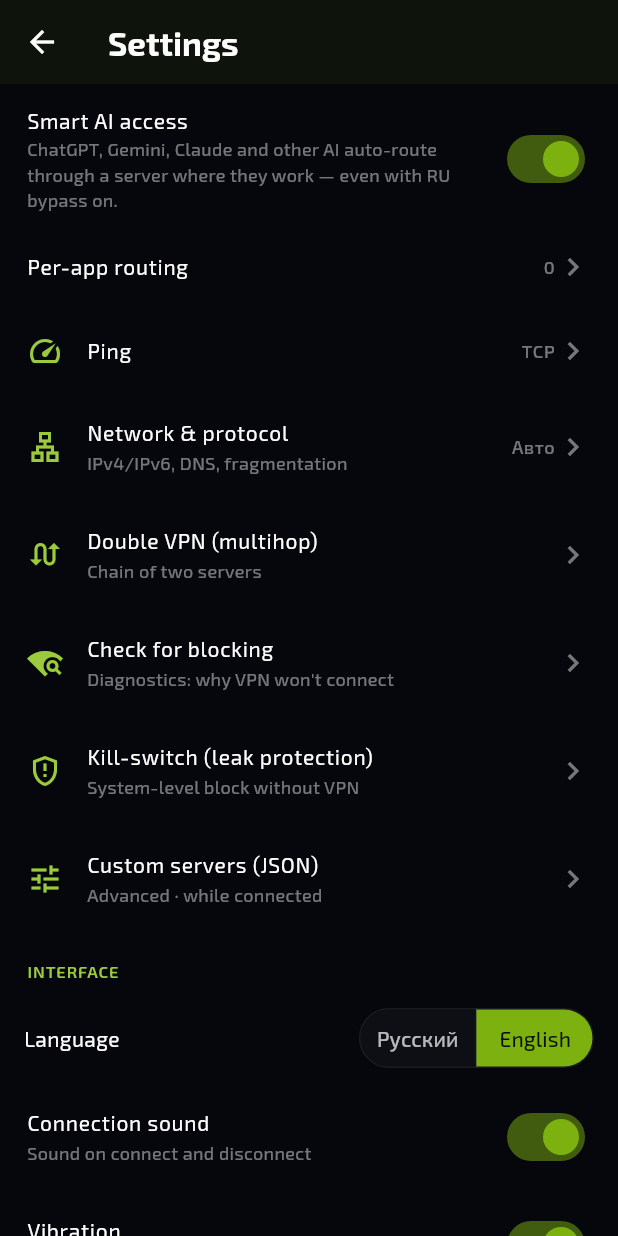
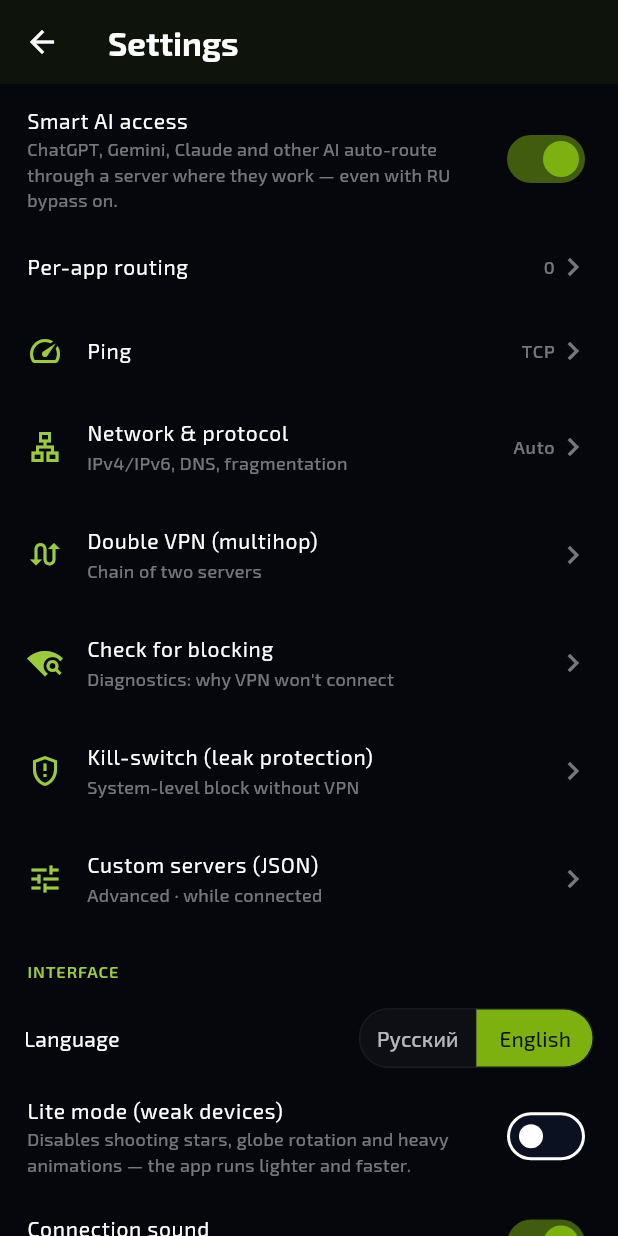
Before and after one commit to outseeking/various_vpn, a Flutter app: the SettingsScreen screen opened directly, scrolled down 576 dp, on a phone screen of 412 x 824 dp. Run offline on Flutter 3.47's test engine with Material 3 defaults, Android fonts, the phone set to English and light mode, and no system bars; our stand-ins replace audioplayers, file_picker, google_fonts, shared_preferences; missing offline and left inert: android_intent_plus, flutter_v2ray, installed_apps, mobile_scanner; accounts and stored records are empty; network calls fail.

Commit message:
Lite-режим, вибрация, фикс JSON-серверов (persist), вердикт скорости, пинг/авто EN, версия 1.0.0

```diff
--- a/lib/l10n.dart
+++ b/lib/l10n.dart
@@ -55,7 +55,16 @@ class L {
     },
     'ping': {'ru': 'пинг', 'en': 'ping'},
     'servers': {'ru': 'Серверы', 'en': 'Servers'},
-    'ping_btn': {'ru': 'Пинговать', 'en': 'Ping'},
+    'ping_btn': {'ru': 'Пинг', 'en': 'Ping'},
+    'ip_auto': {'ru': 'Авто', 'en': 'Auto'},
+    'lite_mode': {'ru': 'Режим экономии (слабые устройства)', 'en': 'Lite mode (weak devices)'},
+    'lite_mode_d': {
+      'ru': 'Отключает падающие звёзды, вращение глобуса и тяжёлые анимации — приложение работает легче и быстрее.',
+      'en': 'Disables shooting stars, globe rotation and heavy animations — the app runs lighter and faster.'
+    },
+    'net_good': {'ru': 'Отличный интернет', 'en': 'Great connection'},
+    'net_ok': {'ru': 'Нормальный интернет', 'en': 'Decent connection'},
+    'net_slow': {'ru': 'Медленный интернет', 'en': 'Slow connection'},
     'no_server': {'ru': 'Нет сервера', 'en': 'No server'},
     'free_tg': {'ru': 'Бесплатно · Telegram', 'en': 'Free · Telegram'},
     'free_tg_sub': {'ru': 'Только трафик Telegram', 'en': 'Telegram traffic only'},
--- a/lib/screens/home_screen.dart
+++ b/lib/screens/home_screen.dart
@@ -106,7 +106,8 @@ class _HomeScreenState extends State<HomeScreen> {
       ),
       body: Stack(
         children: [
-          Positioned.fill(child: AmbientBars(connected: connected)),
+          Positioned.fill(
+              child: AmbientBars(connected: connected, animate: state.animationsOn)),
           Positioned.fill(child: ConnectGlow(connected: connected)),
           SafeArea(
         bottom: false,
@@ -155,7 +156,7 @@ class _HomeScreenState extends State<HomeScreen> {
                     relayLabel: (connected && exit != null && active != null)
                         ? active.countryName
                         : null,
-                    animationsEnabled: state.globeAnimations,
+                    animationsEnabled: state.animationsOn,
                   ),
                 ),
               ),
--- a/lib/screens/settings_screen.dart
+++ b/lib/screens/settings_screen.dart
@@ -183,6 +183,12 @@ class SettingsScreen extends StatelessWidget {
                 ),
               ],
             ),
+          ),
+          _SwitchRow(
+            title: L.t('lite_mode'),
+            subtitle: L.t('lite_mode_d'),
+            value: state.liteMode,
+            onChanged: state.setLiteMode,
           ),
           _SwitchRow(
             title: L.t('sound'),
--- a/lib/services/xray_config.dart
+++ b/lib/services/xray_config.dart
@@ -13,6 +13,8 @@ library;
 
 import 'dart:convert';
 
+import '../l10n.dart';
+
 /// Стратегия выбора типа адреса.
 enum IpStrategy {
   auto, // как отдаёт сервер (AsIs)
@@ -26,7 +28,7 @@ enum IpStrategy {
       };
 
   String get label => switch (this) {
-        IpStrategy.auto => 'Авто',
+        IpStrategy.auto => L.t('ip_auto'),
         IpStrategy.ipv4 => 'IPv4',
         IpStrategy.ipv6 => 'IPv6',
       };
--- a/pubspec.yaml
+++ b/pubspec.yaml
@@ -1,7 +1,7 @@
 name: various_vpn
 description: "Various VPN — умный VPN с раздельным туннелированием (per-app роутинг)."
 publish_to: 'none'
-version: 0.6.0+31
+version: 1.0.0+1
 
 environment:
   sdk: '>=3.4.0 <4.0.0'
```
Also changed, not shown: lib/screens/speedtest_screen.dart (+23 -0 lines), lib/state/app_state.dart (+69 -24 lines), 1 other file.
